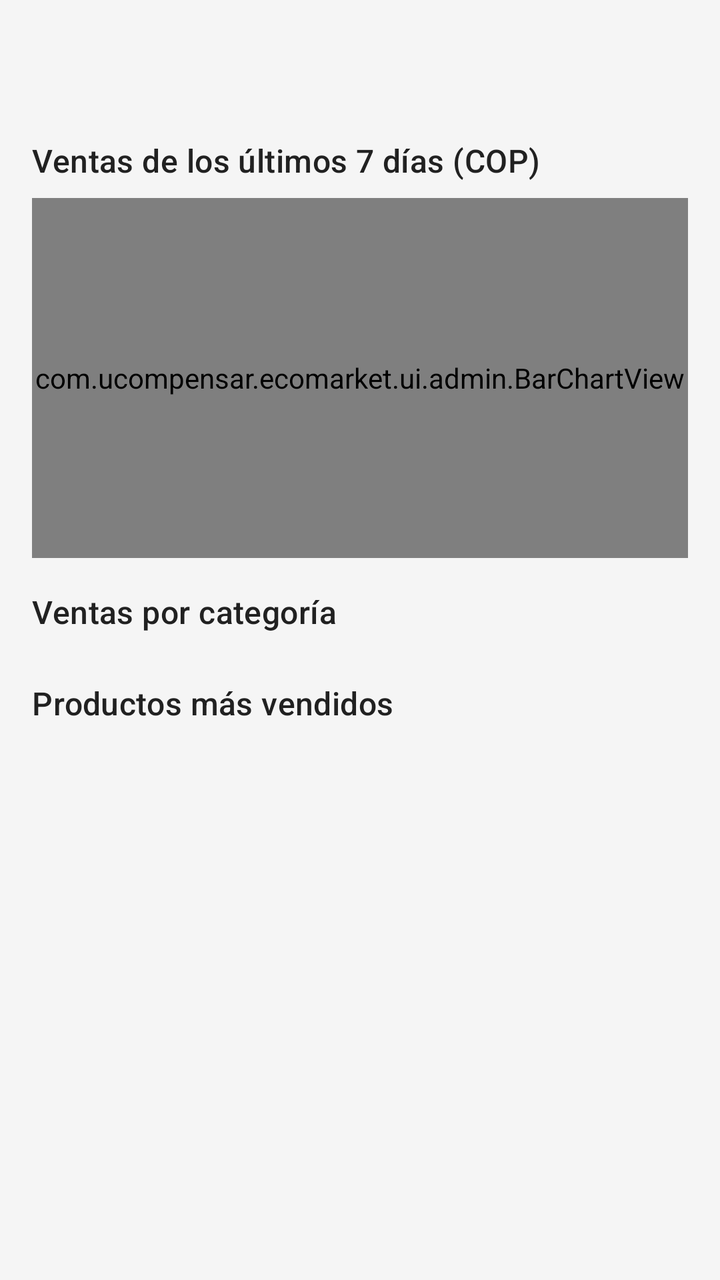
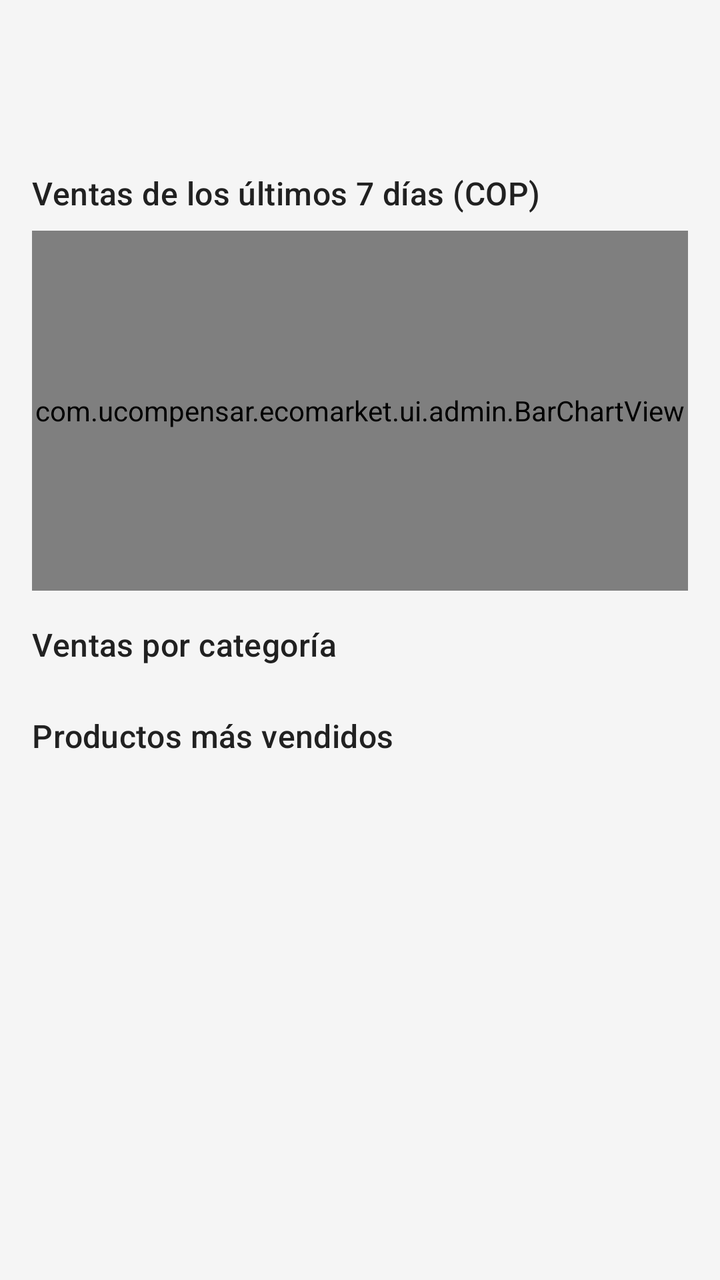

Two renders of the same Android screen: before a commit and after it. Below are the layout's source before the change and the commit's diff.
<!-- AndroidManifest.xml: application theme Theme.EcoMarket -->
<!-- res/layout/fragment_sales_report.xml -->
<?xml version="1.0" encoding="utf-8"?>
<androidx.core.widget.NestedScrollView xmlns:android="http://schemas.android.com/apk/res/android"
    android:layout_width="match_parent"
    android:layout_height="match_parent">

    <LinearLayout
        android:layout_width="match_parent"
        android:layout_height="wrap_content"
        android:orientation="vertical"
        android:padding="@dimen/space_m">

        <TextView
            android:id="@+id/txtReportTotal"
            android:layout_width="match_parent"
            android:layout_height="wrap_content"
            android:textAppearance="@style/Text.Display"
            android:textColor="@color/eco_green" />

        <TextView
            style="@style/Section.Header"
            android:text="@string/report_by_day" />

        <com.ucompensar.ecomarket.ui.admin.BarChartView
            android:id="@+id/barChart"
            android:layout_width="match_parent"
            android:layout_height="@dimen/chart_height" />

        <TextView
            style="@style/Section.Header"
            android:text="@string/report_by_category" />

        <androidx.recyclerview.widget.RecyclerView
            android:id="@+id/rvByCategory"
            android:layout_width="match_parent"
            android:layout_height="wrap_content"
            android:nestedScrollingEnabled="false" />

        <TextView
            style="@style/Section.Header"
            android:text="@string/report_top_products" />

        <androidx.recyclerview.widget.RecyclerView
            android:id="@+id/rvTopProducts"
            android:layout_width="match_parent"
            android:layout_height="wrap_content"
            android:nestedScrollingEnabled="false" />
    </LinearLayout>
</androidx.core.widget.NestedScrollView>
<!-- resources referenced by this layout -->
<resources>
  <color name="eco_green">#2E7D32</color>
  <dimen name="chart_height">180dp</dimen>
  <dimen name="space_m">16dp</dimen>
  <string name="report_by_category">Ventas por categoría</string>
  <string name="report_by_day">Ventas de los últimos 7 días (COP)</string>
  <string name="report_top_products">Productos más vendidos</string>
  <style name="Section.Header" parent="">
          <item name="android:layout_width">match_parent</item>
          <item name="android:layout_height">wrap_content</item>
          <item name="android:layout_marginTop">@dimen/space_m</item>
          <item name="android:layout_marginBottom">@dimen/space_s</item>
          <item name="android:textAppearance">@style/Text.Subtitle</item>
      </style>
  <style name="Text.Display" parent="TextAppearance.Material3.HeadlineMedium">
          <item name="android:textSize">@dimen/text_display</item>
          <item name="android:textStyle">bold</item>
          <item name="android:textColor">@color/eco_text_primary</item>
      </style>
  <dimen name="space_s">8dp</dimen>
  <style name="Text.Subtitle" parent="TextAppearance.Material3.TitleMedium">
          <item name="android:textSize">@dimen/text_subtitle</item>
          <item name="android:fontFamily">sans-serif-medium</item>
          <item name="android:textColor">@color/eco_text_primary</item>
      </style>
  <dimen name="text_display">28sp</dimen>
  <color name="eco_text_primary">#212121</color>
  <color name="eco_white">#FFFFFF</color>
  <color name="eco_green_light">#A5D6A7</color>
  <color name="eco_green_dark">#1B5E20</color>
  <color name="eco_orange">#FF7043</color>
  <color name="eco_green_surface">#E8F5E9</color>
  <color name="eco_background">#FFFFFF</color>
  <color name="eco_gray_border">#D5DBD6</color>
  <color name="eco_error">#C62828</color>
  <color name="eco_gray_light">#F5F5F5</color>
  <color name="eco_text_secondary">#5F6B62</color>
  <dimen name="text_subtitle">16sp</dimen>
  <!-- unchanged entries left out for length: 1 -->
</resources>

<!-- the commit's change to res/layout/fragment_sales_report.xml (unified diff, before → after) -->
@@ -15,6 +15,23 @@
             android:layout_height="wrap_content"
             android:textAppearance="@style/Text.Display"
             android:textColor="@color/eco_green" />
+
+        <TextView
+            android:id="@+id/txtReportCaption"
+            android:layout_width="match_parent"
+            android:layout_height="wrap_content"
+            android:textAppearance="@style/Text.Caption" />
+
+        <TextView
+            android:id="@+id/txtReportEmpty"
+            android:layout_width="match_parent"
+            android:layout_height="wrap_content"
+            android:layout_marginTop="@dimen/space_m"
+            android:background="@drawable/bg_badge_warning"
+            android:padding="@dimen/space_m"
+            android:text="@string/report_empty"
+            android:textAppearance="@style/Text.Body"
+            android:visibility="gone" />
 
         <TextView
             style="@style/Section.Header"
<!-- resource entries referenced after the edit -->
@@ -3,8 +3,16 @@
   <color name="eco_green">#2E7D32</color>
   <dimen name="chart_height">180dp</dimen>
   <dimen name="space_m">16dp</dimen>
+  <!-- drawable bg_badge_warning (drawable) -->
+  <?xml version="1.0" encoding="utf-8"?>
+  <shape xmlns:android="http://schemas.android.com/apk/res/android" android:shape="rectangle">
+      <solid android:color="#FFF8E1" />
+      <stroke android:width="@dimen/stroke_thin" android:color="@color/eco_warning" />
+      <corners android:radius="12dp" />
+  </shape>
   <string name="report_by_category">Ventas por categoría</string>
   <string name="report_by_day">Ventas de los últimos 7 días (COP)</string>
+  <string name="report_empty">Aún no hay ventas confirmadas</string>
   <string name="report_top_products">Productos más vendidos</string>
   <style name="Section.Header" parent="">
           <item name="android:layout_width">match_parent</item>
@@ -13,19 +21,31 @@
           <item name="android:layout_marginBottom">@dimen/space_s</item>
           <item name="android:textAppearance">@style/Text.Subtitle</item>
       </style>
+  <style name="Text.Body" parent="TextAppearance.Material3.BodyMedium">
+          <item name="android:textSize">@dimen/text_body</item>
+          <item name="android:textColor">@color/eco_text_primary</item>
+      </style>
+  <style name="Text.Caption" parent="TextAppearance.Material3.BodySmall">
+          <item name="android:textSize">@dimen/text_caption</item>
+          <item name="android:textColor">@color/eco_text_secondary</item>
+      </style>
   <style name="Text.Display" parent="TextAppearance.Material3.HeadlineMedium">
           <item name="android:textSize">@dimen/text_display</item>
           <item name="android:textStyle">bold</item>
           <item name="android:textColor">@color/eco_text_primary</item>
       </style>
+  <dimen name="stroke_thin">1dp</dimen>
+  <color name="eco_warning">#F9A825</color>
   <dimen name="space_s">8dp</dimen>
   <style name="Text.Subtitle" parent="TextAppearance.Material3.TitleMedium">
           <item name="android:textSize">@dimen/text_subtitle</item>
           <item name="android:fontFamily">sans-serif-medium</item>
           <item name="android:textColor">@color/eco_text_primary</item>
       </style>
+  <dimen name="text_body">14sp</dimen>
   <dimen name="text_display">28sp</dimen>
   <color name="eco_text_primary">#212121</color>
+  <dimen name="text_caption">12sp</dimen>
   <color name="eco_white">#FFFFFF</color>
   <color name="eco_green_light">#A5D6A7</color>
   <color name="eco_green_dark">#1B5E20</color>
